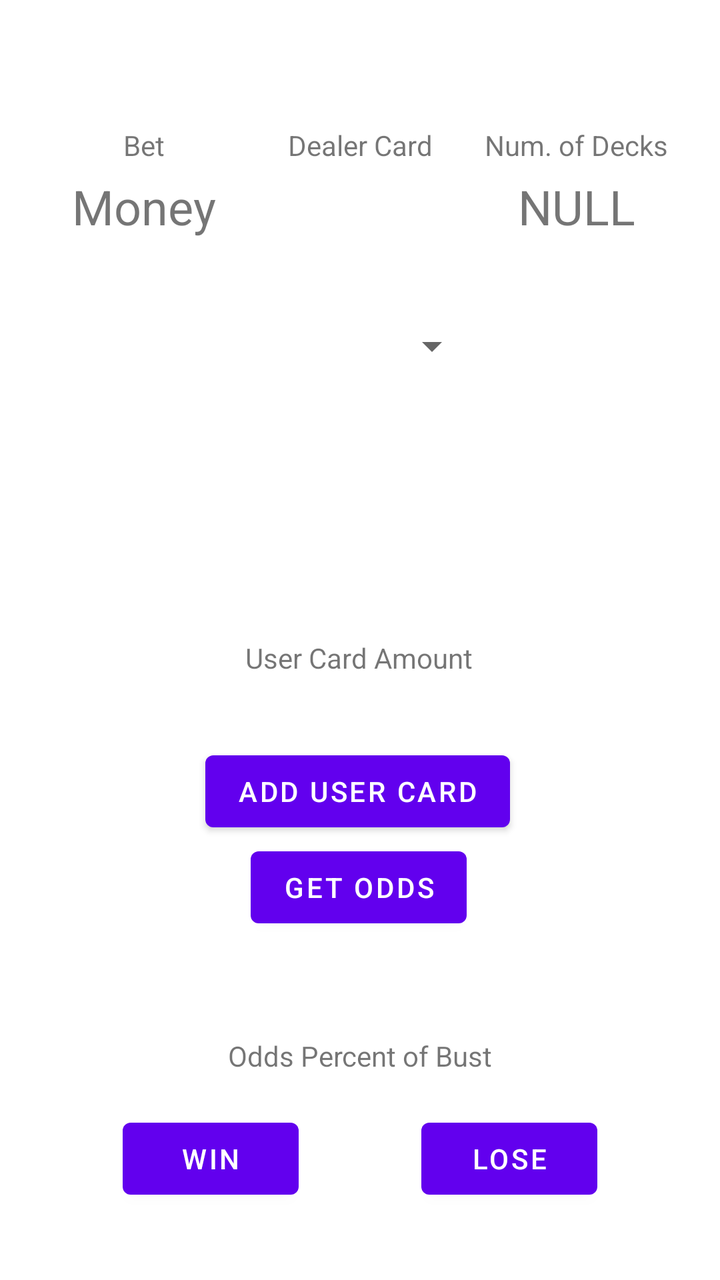
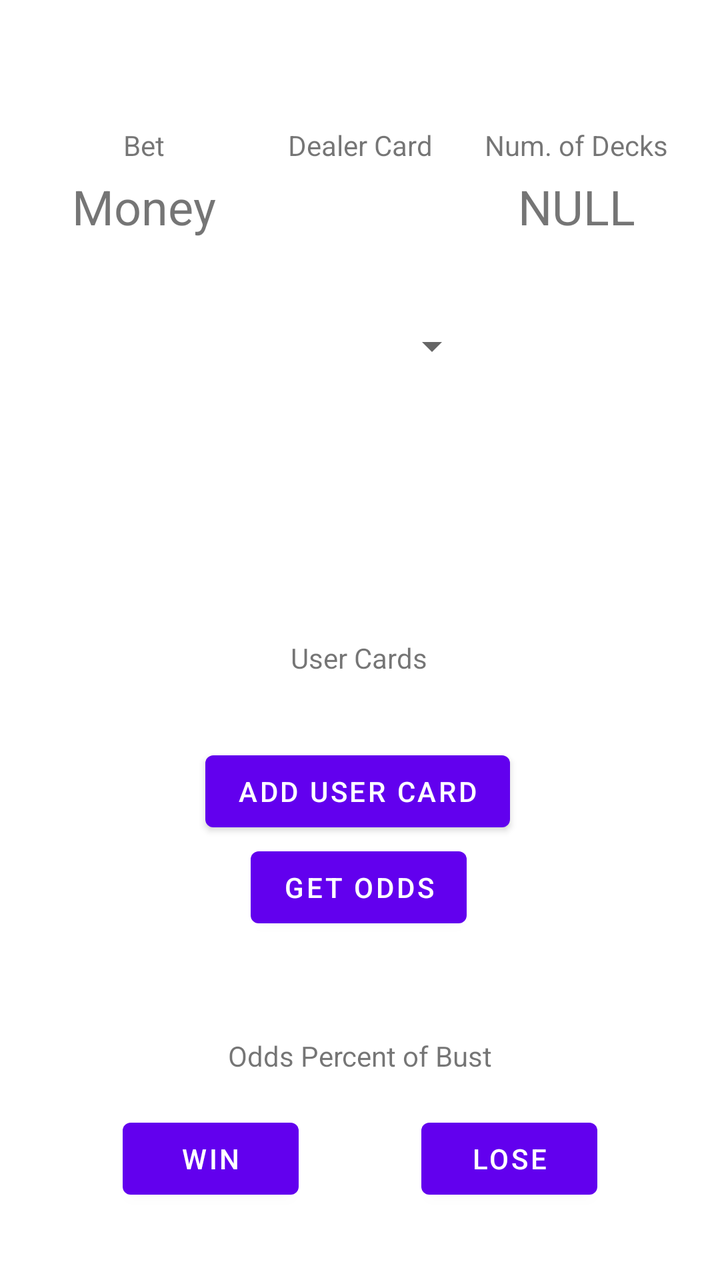

The first picture is an Android layout as it rendered before a commit; the second is the same layout after the commit. The layout source and the unified diff follow.
<!-- AndroidManifest.xml: application theme Theme.GamblingBadger -->
<!-- res/layout/fragment_blackjack.xml -->
<?xml version="1.0" encoding="utf-8"?>
<androidx.constraintlayout.widget.ConstraintLayout xmlns:android="http://schemas.android.com/apk/res/android"
    xmlns:app="http://schemas.android.com/apk/res-auto"
    xmlns:tools="http://schemas.android.com/tools"
    android:layout_width="match_parent"
    android:layout_height="match_parent"
    tools:context=".gamesession.blackjack.BlackjackFragment">

    <Spinner
        android:id="@+id/blackjackFrag_spinner_dealerCard"
        android:layout_width="120dp"
        android:layout_height="150dp"
        android:contentDescription="@string/temporary"
        android:dropDownWidth="100dp"
        app:layout_constraintBottom_toBottomOf="parent"
        app:layout_constraintEnd_toEndOf="parent"
        app:layout_constraintHorizontal_bias="0.5"
        app:layout_constraintStart_toStartOf="parent"
        app:layout_constraintTop_toTopOf="parent"
        app:layout_constraintVertical_bias="0.20" />

    <Button
        android:id="@+id/blackjackFrag_button_addUserCard"
        android:layout_width="wrap_content"
        android:layout_height="wrap_content"
        android:text="@string/blackjackFrag_button_addUserCard"
        app:layout_constraintBottom_toBottomOf="parent"
        app:layout_constraintEnd_toEndOf="parent"
        app:layout_constraintHorizontal_bias="0.494"
        app:layout_constraintStart_toStartOf="parent"
        app:layout_constraintTop_toTopOf="parent"
        app:layout_constraintVertical_bias="0.628" />

    <androidx.constraintlayout.widget.Group
        android:id="@+id/blackjackFrag_group_userCards"
        android:layout_width="wrap_content"
        android:layout_height="wrap_content"
        app:layout_constraintBottom_toBottomOf="parent"
        app:layout_constraintEnd_toEndOf="parent"
        app:layout_constraintStart_toStartOf="parent"
        app:layout_constraintTop_toTopOf="parent" />

    <TextView
        android:id="@+id/textView"
        android:layout_width="wrap_content"
        android:layout_height="wrap_content"
        android:layout_marginBottom="16dp"
        android:text="@string/blackjackFrag_textView_dealerCard_label"
        app:layout_constraintBottom_toTopOf="@+id/blackjackFrag_spinner_dealerCard"
        app:layout_constraintEnd_toEndOf="parent"
        app:layout_constraintStart_toStartOf="parent"
        app:layout_constraintTop_toTopOf="parent"
        app:layout_constraintVertical_bias="1.0" />

    <TextView
        android:id="@+id/UserCardAmount"
        android:layout_width="wrap_content"
        android:layout_height="wrap_content"
        android:text="User Card Amount"
        app:layout_constraintBottom_toBottomOf="parent"
        app:layout_constraintEnd_toEndOf="parent"
        app:layout_constraintHorizontal_bias="0.498"
        app:layout_constraintStart_toStartOf="parent"
        app:layout_constraintTop_toTopOf="parent"
        app:layout_constraintVertical_bias="0.514" />

    <TextView
        android:id="@+id/blackjackFrag_textView_numberOfDecks_title"
        android:layout_width="wrap_content"
        android:layout_height="wrap_content"
        android:text="@string/blackjackFrag_textView_numberOfDecks_title_text"
        app:layout_constraintEnd_toEndOf="parent"
        app:layout_constraintHorizontal_bias="0.5"
        app:layout_constraintStart_toEndOf="@+id/textView"
        app:layout_constraintTop_toTopOf="@+id/textView" />

    <TextView
        android:id="@+id/blackjackFrag_textView_numberOfDecks_display"
        android:layout_width="wrap_content"
        android:layout_height="wrap_content"
        android:layout_marginTop="5dp"
        android:text="NULL"
        android:textSize="24sp"
        app:layout_constraintEnd_toEndOf="parent"
        app:layout_constraintStart_toEndOf="@+id/textView"
        app:layout_constraintTop_toBottomOf="@+id/blackjackFrag_textView_numberOfDecks_title" />

    <Button
        android:id="@+id/GetOddsButton"
        android:layout_width="wrap_content"
        android:layout_height="wrap_content"
        android:text="Get Odds"
        app:layout_constraintBottom_toTopOf="@+id/button5"
        app:layout_constraintEnd_toEndOf="parent"
        app:layout_constraintHorizontal_bias="0.498"
        app:layout_constraintStart_toStartOf="parent"
        app:layout_constraintTop_toBottomOf="@+id/blackjackFrag_button_addUserCard"
        app:layout_constraintVertical_bias="0.232" />

    <Button
        android:id="@+id/WinButton"
        android:layout_width="wrap_content"
        android:layout_height="wrap_content"
        android:text="Win"
        app:layout_constraintBottom_toBottomOf="parent"
        app:layout_constraintEnd_toStartOf="@+id/LoseButton"
        app:layout_constraintHorizontal_bias="0.5"
        app:layout_constraintStart_toStartOf="parent"
        app:layout_constraintTop_toTopOf="parent"
        app:layout_constraintVertical_bias="0.938" />

    <Button
        android:id="@+id/LoseButton"
        android:layout_width="wrap_content"
        android:layout_height="wrap_content"
        android:text="Lose"
        app:layout_constraintBottom_toBottomOf="@+id/WinButton"
        app:layout_constraintEnd_toEndOf="parent"
        app:layout_constraintHorizontal_bias="0.5"
        app:layout_constraintStart_toEndOf="@+id/WinButton" />

    <TextView
        android:id="@+id/textView3"
        android:layout_width="wrap_content"
        android:layout_height="wrap_content"
        android:text="Bet"
        app:layout_constraintEnd_toStartOf="@+id/textView"
        app:layout_constraintStart_toStartOf="parent"
        app:layout_constraintTop_toTopOf="@+id/textView" />

    <TextView
        android:id="@+id/betTextview"
        android:layout_width="wrap_content"
        android:layout_height="wrap_content"
        android:layout_marginTop="5dp"
        android:text="Money"
        android:textSize="24sp"
        app:layout_constraintEnd_toStartOf="@+id/textView"
        app:layout_constraintStart_toStartOf="parent"
        app:layout_constraintTop_toBottomOf="@+id/textView3" />

    <TextView
        android:id="@+id/oddsTextview"
        android:layout_width="wrap_content"
        android:layout_height="wrap_content"
        android:text="Odds Percent of Bust"
        app:layout_constraintBottom_toBottomOf="parent"
        app:layout_constraintEnd_toEndOf="parent"
        app:layout_constraintStart_toStartOf="parent"
        app:layout_constraintTop_toBottomOf="@+id/GetOddsButton"
        app:layout_constraintVertical_bias="0.331" />

</androidx.constraintlayout.widget.ConstraintLayout>
<!-- resources referenced by this layout -->
<resources>
  <string name="blackjackFrag_button_addUserCard">Add User Card</string>
  <string name="blackjackFrag_textView_dealerCard_label">Dealer Card</string>
  <string name="blackjackFrag_textView_numberOfDecks_title_text">Num. of Decks</string>
  <string name="temporary">TEMP</string>
  <style name="Theme.GamblingBadger" parent="Theme.MaterialComponents.DayNight.DarkActionBar">
          
          <item name="colorPrimary">@color/purple_500</item>
          <item name="colorPrimaryVariant">@color/purple_700</item>
          <item name="colorOnPrimary">@color/white</item>
          
          <item name="colorSecondary">@color/teal_200</item>
          <item name="colorSecondaryVariant">@color/teal_700</item>
          <item name="colorOnSecondary">@color/black</item>
          
          <item name="android:statusBarColor" tools:targetApi="l">?attr/colorPrimaryVariant</item>
          
      </style>
  <color name="purple_500">#FF6200EE</color>
  <color name="purple_700">#FF3700B3</color>
  <color name="white">#FFFFFFFF</color>
  <color name="teal_200">#FF03DAC5</color>
  <color name="teal_700">#FF018786</color>
  <color name="black">#FF000000</color>
</resources>

<!-- the commit's change to res/layout/fragment_blackjack.xml (unified diff, before → after) -->
@@ -56,7 +56,7 @@
         android:id="@+id/UserCardAmount"
         android:layout_width="wrap_content"
         android:layout_height="wrap_content"
-        android:text="User Card Amount"
+        android:text="User Cards"
         app:layout_constraintBottom_toBottomOf="parent"
         app:layout_constraintEnd_toEndOf="parent"
         app:layout_constraintHorizontal_bias="0.498"
